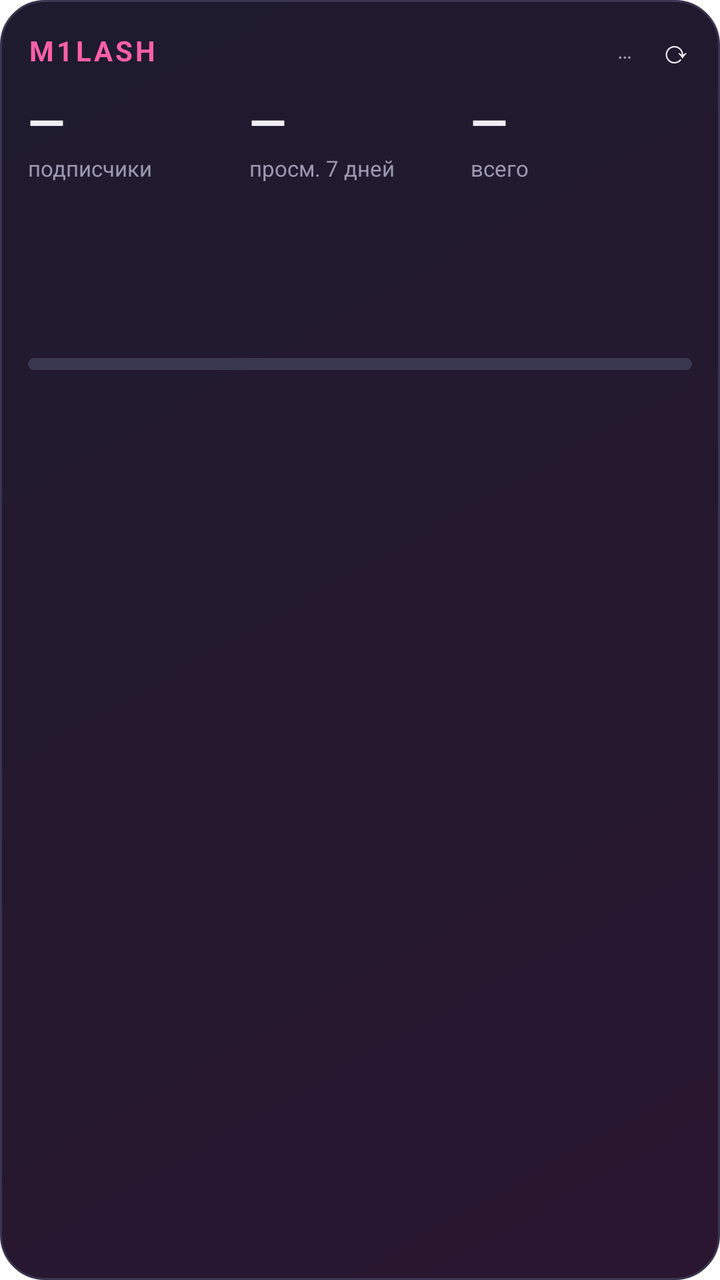
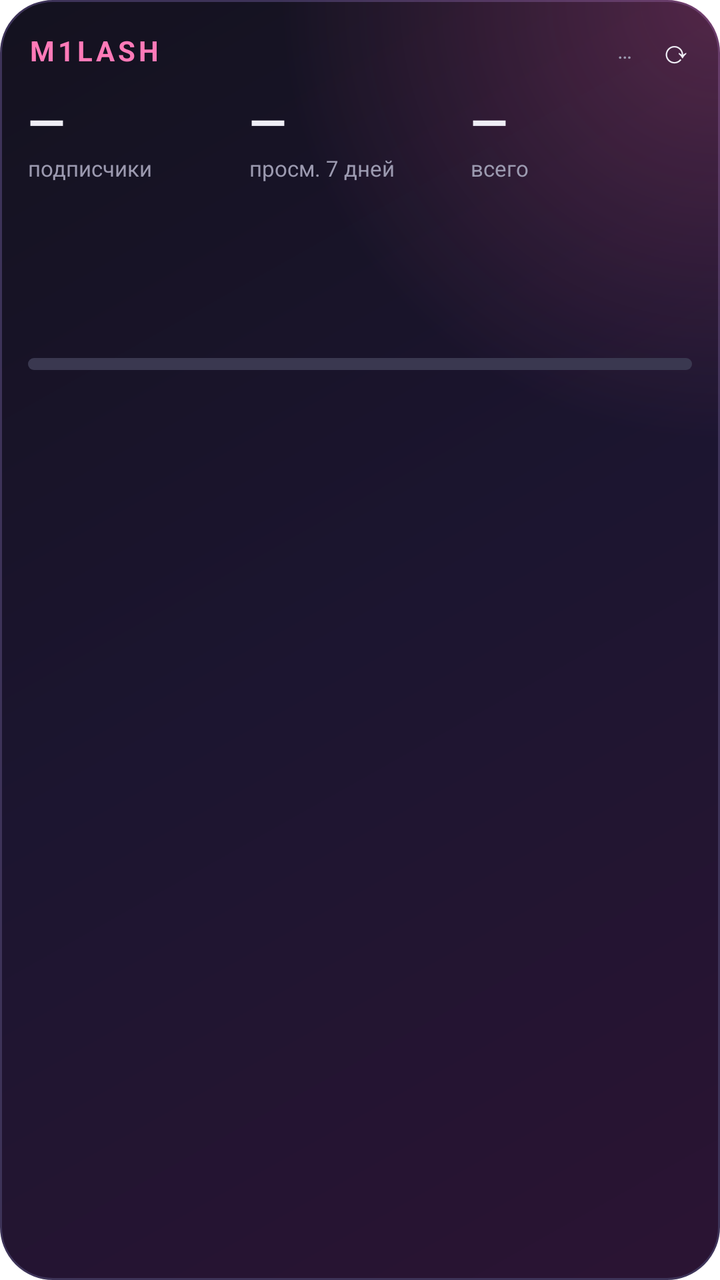

Screens rendered from an Android XML layout before and after an edit, with the pre-edit source and the edit as a unified diff.
<!-- AndroidManifest.xml: fallback theme Theme.MaterialComponents.DayNight.NoActionBar -->
<!-- res/layout/widget_m.xml -->
<?xml version="1.0" encoding="utf-8"?>
<LinearLayout xmlns:android="http://schemas.android.com/apk/res/android" android:id="@+id/root"
    android:layout_width="match_parent" android:layout_height="match_parent" android:orientation="vertical"
    android:background="@drawable/bg" android:padding="14dp">
    <LinearLayout android:layout_width="match_parent" android:layout_height="wrap_content" android:orientation="horizontal" android:gravity="center_vertical">
        <TextView android:layout_width="0dp" android:layout_weight="1" android:layout_height="wrap_content" android:text="M1LASH" android:textColor="#FF5FA8" android:textStyle="bold" android:textSize="14sp" android:letterSpacing="0.1"/>
        <TextView android:id="@+id/updated" android:layout_width="wrap_content" android:layout_height="wrap_content" android:textColor="#9C9AB0" android:textSize="11sp" android:text="…"/>
        <TextView android:id="@+id/refresh" android:layout_width="wrap_content" android:layout_height="wrap_content" android:text="  ⟳" android:textColor="#EFEEF6" android:textSize="16sp" android:paddingStart="6dp"/>
    </LinearLayout>
    <LinearLayout android:layout_width="match_parent" android:layout_height="wrap_content" android:orientation="horizontal" android:layout_marginTop="8dp">
        <LinearLayout android:layout_width="0dp" android:layout_weight="1" android:layout_height="wrap_content" android:orientation="vertical">
            <TextView android:id="@+id/subs" android:layout_width="wrap_content" android:layout_height="wrap_content" android:text="—" android:textColor="#EFEEF6" android:textStyle="bold" android:textSize="24sp"/>
            <TextView android:layout_width="wrap_content" android:layout_height="wrap_content" android:text="подписчики" android:textColor="#9C9AB0" android:textSize="11sp"/>
        </LinearLayout>
        <LinearLayout android:layout_width="0dp" android:layout_weight="1" android:layout_height="wrap_content" android:orientation="vertical">
            <TextView android:id="@+id/week" android:layout_width="wrap_content" android:layout_height="wrap_content" android:text="—" android:textColor="#EFEEF6" android:textStyle="bold" android:textSize="24sp"/>
            <TextView android:id="@+id/delta" android:layout_width="wrap_content" android:layout_height="wrap_content" android:text="просм. 7 дней" android:textColor="#9C9AB0" android:textSize="11sp"/>
        </LinearLayout>
        <LinearLayout android:layout_width="0dp" android:layout_weight="1" android:layout_height="wrap_content" android:orientation="vertical">
            <TextView android:id="@+id/total" android:layout_width="wrap_content" android:layout_height="wrap_content" android:text="—" android:textColor="#EFEEF6" android:textStyle="bold" android:textSize="24sp"/>
            <TextView android:layout_width="wrap_content" android:layout_height="wrap_content" android:text="всего" android:textColor="#9C9AB0" android:textSize="11sp"/>
        </LinearLayout>
    </LinearLayout>
    <ImageView android:id="@+id/chart" android:layout_width="match_parent" android:layout_height="32dp" android:layout_marginTop="8dp" android:scaleType="fitXY" android:contentDescription="график"/>
    <TextView android:id="@+id/fresh" android:layout_width="match_parent" android:layout_height="wrap_content" android:layout_marginTop="6dp" android:textColor="#EFEEF6" android:textSize="12sp" android:maxLines="2" android:ellipsize="end"/>
    <LinearLayout android:layout_width="match_parent" android:layout_height="wrap_content" android:orientation="vertical" android:layout_marginTop="6dp">
        <TextView android:id="@+id/ypp" android:layout_width="match_parent" android:layout_height="wrap_content" android:textColor="#F0B54A" android:textSize="12sp" android:maxLines="1" android:ellipsize="end"/>
        <ProgressBar android:id="@+id/ypp_bar" style="@android:style/Widget.ProgressBar.Horizontal" android:layout_width="match_parent" android:layout_height="6dp" android:layout_marginTop="3dp" android:max="1000" android:progress="0" android:progressTint="#FF5FA8" android:progressBackgroundTint="#3A3850"/>
    </LinearLayout>
    <TextView android:id="@+id/top" android:visibility="gone" android:layout_width="match_parent" android:layout_height="wrap_content" android:layout_marginTop="6dp" android:textColor="#EFEEF6" android:textSize="12sp" android:maxLines="1" android:ellipsize="end"/>
    <TextView android:id="@+id/idea" android:visibility="gone" android:layout_width="match_parent" android:layout_height="wrap_content" android:layout_marginTop="3dp" android:textColor="#8FD6FF" android:textSize="12sp" android:maxLines="2" android:ellipsize="end"/>
    <TextView android:id="@+id/review" android:layout_width="match_parent" android:layout_height="wrap_content" android:layout_marginTop="6dp" android:textColor="#F0B54A" android:textStyle="bold" android:textSize="13sp" android:visibility="gone"/>
    <TextView android:id="@+id/next" android:visibility="gone" android:layout_width="match_parent" android:layout_height="wrap_content" android:layout_marginTop="6dp" android:textColor="#C9C7D9" android:textSize="12sp" android:maxLines="2" android:text="Загрузка…"/>
</LinearLayout>
<!-- resources referenced by this layout -->
<resources>
  <!-- drawable bg (drawable) -->
  <?xml version="1.0" encoding="utf-8"?>
  <shape xmlns:android="http://schemas.android.com/apk/res/android" android:shape="rectangle">
      <gradient android:angle="315" android:startColor="#1E1B2E" android:endColor="#2A1630" />
      <corners android:radius="22dp" /><stroke android:width="1dp" android:color="#3A3550" />
  </shape>
</resources>

<!-- the commit's change to res/layout/widget_m.xml (unified diff, before → after) -->
@@ -3,7 +3,7 @@
     android:layout_width="match_parent" android:layout_height="match_parent" android:orientation="vertical"
     android:background="@drawable/bg" android:padding="14dp">
     <LinearLayout android:layout_width="match_parent" android:layout_height="wrap_content" android:orientation="horizontal" android:gravity="center_vertical">
-        <TextView android:layout_width="0dp" android:layout_weight="1" android:layout_height="wrap_content" android:text="M1LASH" android:textColor="#FF5FA8" android:textStyle="bold" android:textSize="14sp" android:letterSpacing="0.1"/>
+        <TextView android:layout_width="0dp" android:layout_weight="1" android:layout_height="wrap_content" android:text="M1LASH" android:textColor="#FF7AB8" android:textStyle="bold" android:textSize="14sp" android:letterSpacing="0.12"/>
         <TextView android:id="@+id/updated" android:layout_width="wrap_content" android:layout_height="wrap_content" android:textColor="#9C9AB0" android:textSize="11sp" android:text="…"/>
         <TextView android:id="@+id/refresh" android:layout_width="wrap_content" android:layout_height="wrap_content" android:text="  ⟳" android:textColor="#EFEEF6" android:textSize="16sp" android:paddingStart="6dp"/>
     </LinearLayout>
@@ -27,6 +27,7 @@
         <TextView android:id="@+id/ypp" android:layout_width="match_parent" android:layout_height="wrap_content" android:textColor="#F0B54A" android:textSize="12sp" android:maxLines="1" android:ellipsize="end"/>
         <ProgressBar android:id="@+id/ypp_bar" style="@android:style/Widget.ProgressBar.Horizontal" android:layout_width="match_parent" android:layout_height="6dp" android:layout_marginTop="3dp" android:max="1000" android:progress="0" android:progressTint="#FF5FA8" android:progressBackgroundTint="#3A3850"/>
     </LinearLayout>
+    <TextView android:id="@+id/today" android:layout_width="match_parent" android:layout_height="wrap_content" android:layout_marginTop="6dp" android:textColor="#FFD38A" android:textSize="12sp" android:textStyle="bold" android:maxLines="1" android:ellipsize="end"/>
     <TextView android:id="@+id/top" android:visibility="gone" android:layout_width="match_parent" android:layout_height="wrap_content" android:layout_marginTop="6dp" android:textColor="#EFEEF6" android:textSize="12sp" android:maxLines="1" android:ellipsize="end"/>
     <TextView android:id="@+id/idea" android:visibility="gone" android:layout_width="match_parent" android:layout_height="wrap_content" android:layout_marginTop="3dp" android:textColor="#8FD6FF" android:textSize="12sp" android:maxLines="2" android:ellipsize="end"/>
     <TextView android:id="@+id/review" android:layout_width="match_parent" android:layout_height="wrap_content" android:layout_marginTop="6dp" android:textColor="#F0B54A" android:textStyle="bold" android:textSize="13sp" android:visibility="gone"/>
<!-- resource entries referenced after the edit -->
@@ -2,9 +2,13 @@
 <resources>
   <!-- drawable bg (drawable) -->
   <?xml version="1.0" encoding="utf-8"?>
-  <shape xmlns:android="http://schemas.android.com/apk/res/android" android:shape="rectangle">
-      <gradient android:angle="315" android:startColor="#1E1B2E" android:endColor="#2A1630" />
-      <corners android:radius="22dp" /><stroke android:width="1dp" android:color="#3A3550" />
-  </shape>
+  <layer-list xmlns:android="http://schemas.android.com/apk/res/android">
+      <item><shape android:shape="rectangle">
+          <gradient android:angle="315" android:startColor="#14121F" android:centerColor="#1C1530" android:endColor="#2B1433" />
+          <corners android:radius="26dp" /><stroke android:width="1dp" android:color="#3D3358" /></shape></item>
+      <item><shape android:shape="rectangle">
+          <gradient android:type="radial" android:gradientRadius="220dp" android:centerX="1" android:centerY="0" android:startColor="#40FF5FA8" android:endColor="#00FF5FA8" />
+          <corners android:radius="26dp" /></shape></item>
+  </layer-list>
 </resources>
 
